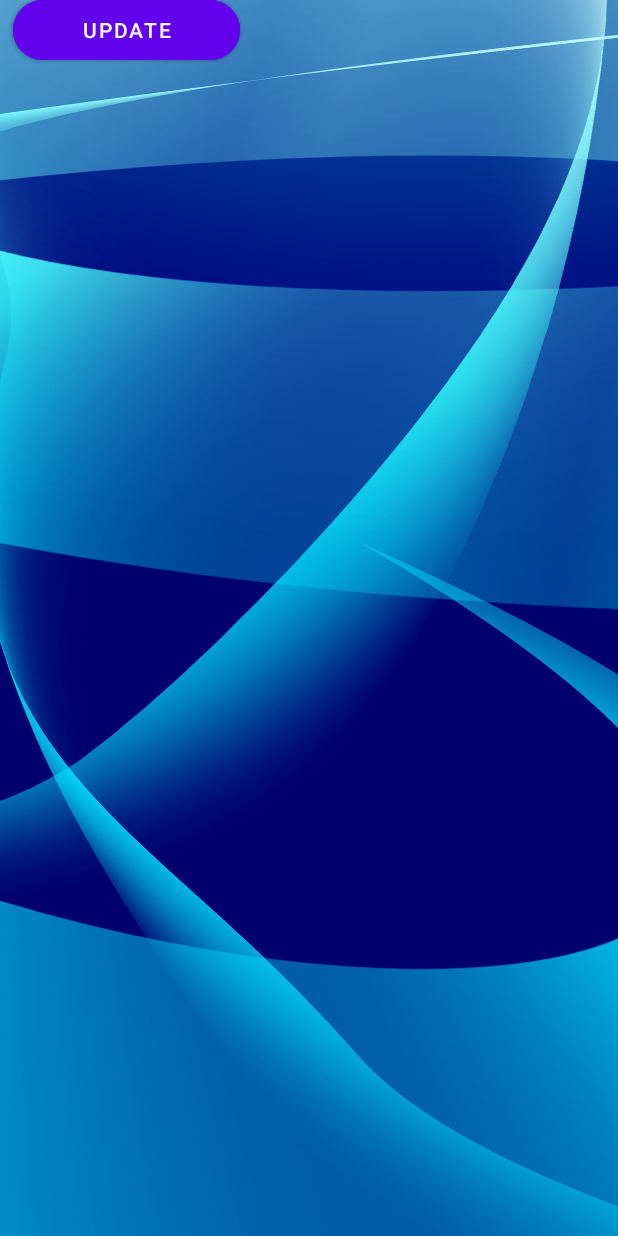
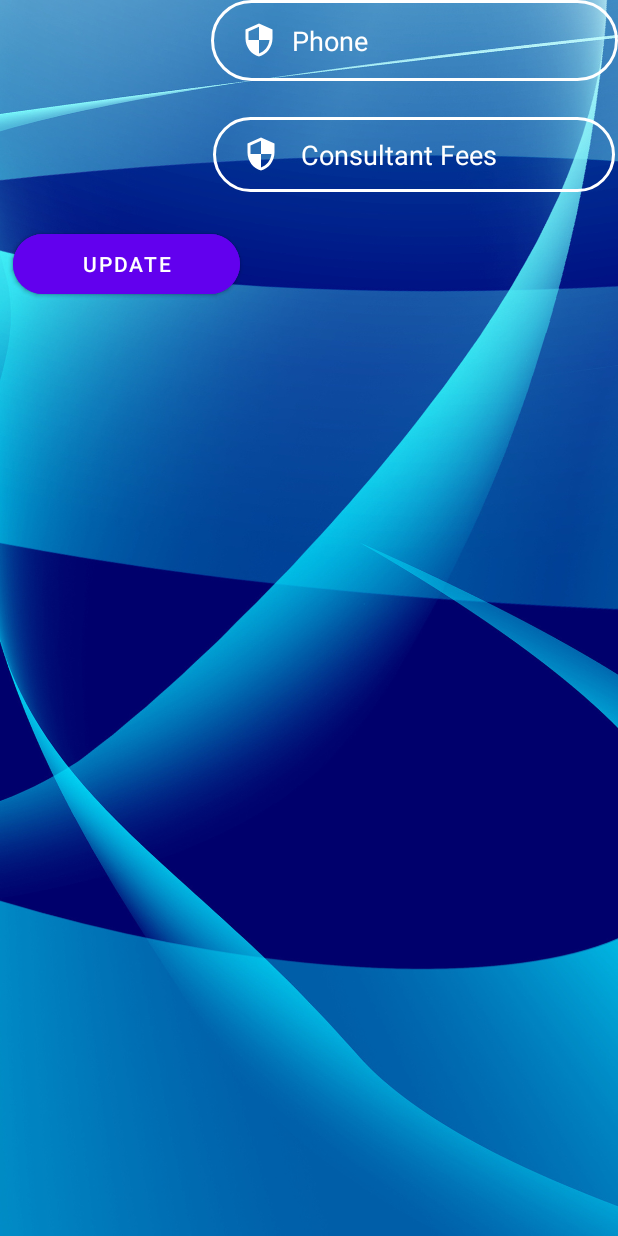
Before and after one commit to karaaslanenes/capstoneproject, an Android app: the layout fragment_doctoractivty.xml on its own in the app's theme, with its tools: preview values and no code run, on a phone screen of 412 x 824 dp. Run offline under Robolectric (Android 15) with nearby library versions, the phone set to English and light mode, and no system bars.

Commit message:
frag doc acty v2

```diff
--- a/app/src/main/res/layout/fragment_doctoractivty.xml
+++ b/app/src/main/res/layout/fragment_doctoractivty.xml
@@ -30,5 +30,49 @@
         app:layout_constraintStart_toStartOf="parent"
         app:layout_constraintTop_toBottomOf="@+id/DoctorInfoUDFeeeditText" />
 
+    <EditText
+        android:id="@+id/DoctorInfoUDFeeeditText"
+        android:layout_width="268dp"
+        android:layout_height="50dp"
+        android:layout_marginTop="24dp"
+        android:background="@drawable/input_bg"
+        android:drawableLeft="@drawable/ic_baseline_security_24"
+        android:drawablePadding="10dp"
+        android:ems="10"
+        android:hint=" Consultant Fees"
+        android:inputType="textPersonName"
+        android:paddingLeft="20dp"
+        android:paddingTop="10dp"
+        android:paddingRight="10dp"
+        android:paddingBottom="10dp"
+        android:textColor="@color/white"
+        android:textColorHint="@color/white"
+        app:layout_constraintEnd_toEndOf="parent"
+        app:layout_constraintHorizontal_bias="0.986"
+        app:layout_constraintStart_toStartOf="parent"
+        app:layout_constraintTop_toBottomOf="@+id/DocotorInfoUDPhoneeditText" />
+
+    <EditText
+        android:id="@+id/DocotorInfoUDPhoneeditText"
+        android:layout_width="271dp"
+        android:layout_height="54dp"
+        android:layout_marginTop="20dp"
+        android:background="@drawable/input_bg"
+        android:drawableLeft="@drawable/ic_baseline_security_24"
+        android:drawablePadding="10dp"
+        android:ems="10"
+        android:hint="Phone"
+        android:inputType="textPersonName"
+        android:paddingLeft="20dp"
+        android:paddingTop="10dp"
+        android:paddingRight="10dp"
+        android:paddingBottom="10dp"
+        android:textColor="@color/white"
+        android:textColorHint="@color/white"
+        app:layout_constraintEnd_toEndOf="parent"
+        app:layout_constraintHorizontal_bias="1.0"
+        app:layout_constraintStart_toStartOf="parent"
+        app:layout_constraintTop_toBottomOf="@+id/DoctorInfoUDExperinceeditText" />
+
 
 </androidx.constraintlayout.widget.ConstraintLayout>
```
